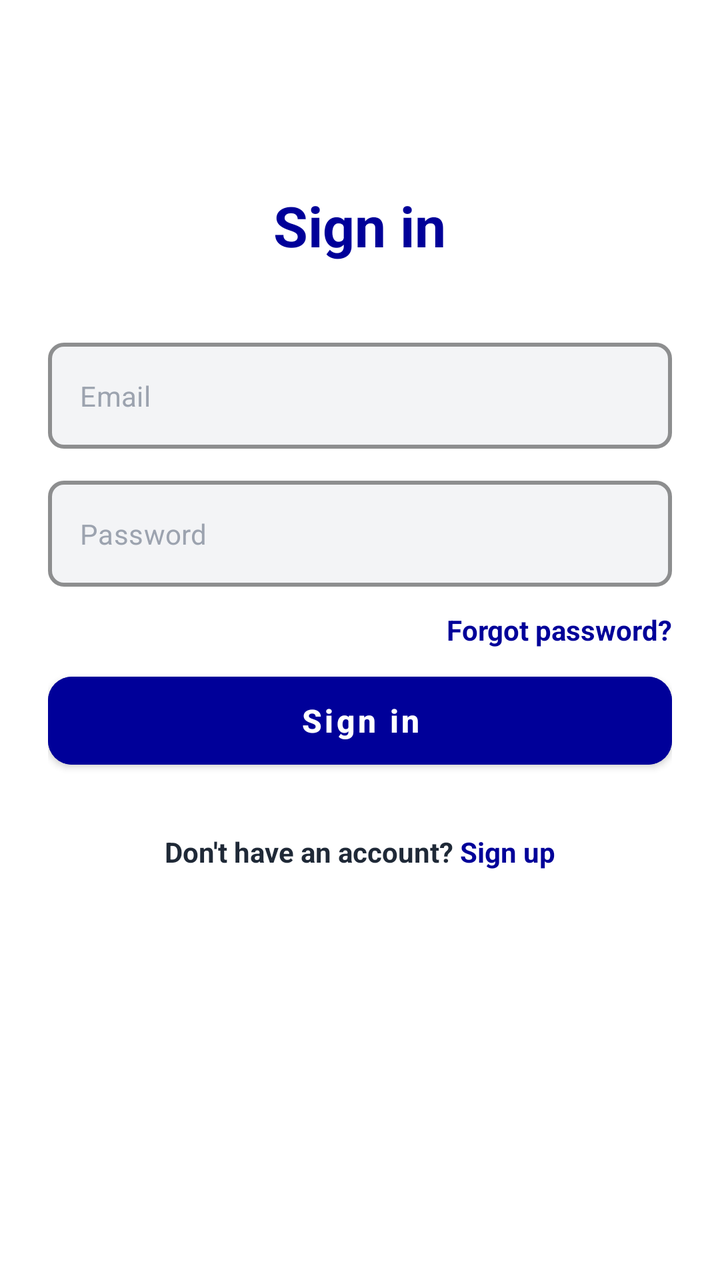
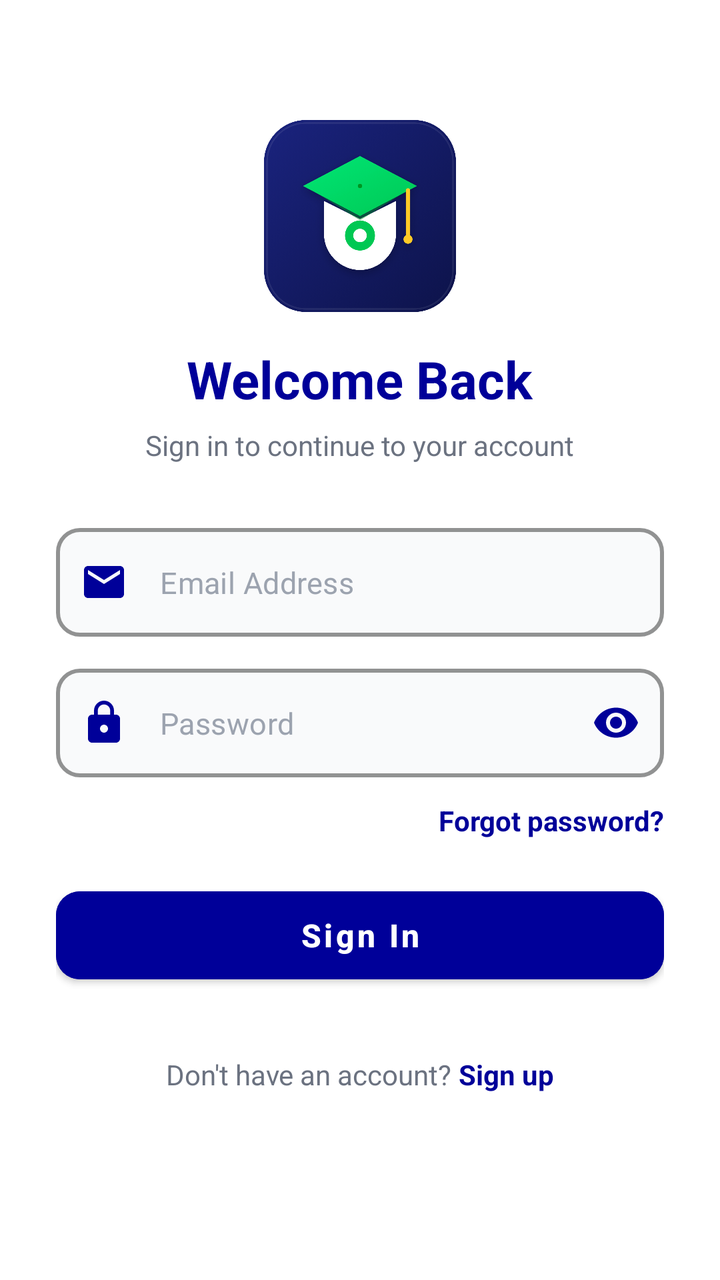

Compare the two renders of this Android layout. The source of the first and the diff that turns it into the second are given below.
<!-- AndroidManifest.xml: application theme Theme.OOPProject -->
<!-- res/layout/activity_sign_in_page.xml -->
<?xml version="1.0" encoding="utf-8"?>
<ScrollView xmlns:android="http://schemas.android.com/apk/res/android"
    xmlns:app="http://schemas.android.com/apk/res-auto"
    android:layout_width="match_parent"
    android:layout_height="match_parent"
    android:background="#FFFFFF"
    android:fillViewport="true"
    android:id="@+id/main">

    <LinearLayout
        android:layout_width="match_parent"
        android:layout_height="wrap_content"
        android:orientation="vertical"
        android:padding="24dp">

        
        <TextView
            android:id="@+id/tvTitle"
            android:layout_width="wrap_content"
            android:layout_height="wrap_content"
            android:layout_gravity="center_horizontal"
            android:layout_marginTop="70dp"
            android:text="Sign in"
            android:textColor="@color/dark_purple"
            android:textSize="28sp"
            android:textStyle="bold"/>

        
        <com.google.android.material.textfield.TextInputLayout
            android:id="@+id/tilEmail"
            style="@style/Widget.MaterialComponents.TextInputLayout.OutlinedBox"
            android:layout_width="match_parent"
            android:layout_height="wrap_content"
            android:layout_marginTop="40dp"
            app:boxBackgroundColor="#F3F4F6"
            app:boxStrokeColor="@color/dark_purple"
            app:boxStrokeWidth="2dp"
            app:boxCornerRadiusTopStart="8dp"
            app:boxCornerRadiusTopEnd="8dp"
            app:boxCornerRadiusBottomStart="8dp"
            app:boxCornerRadiusBottomEnd="8dp"
            app:hintEnabled="false">

            <com.google.android.material.textfield.TextInputEditText
                android:id="@+id/etEmail"
                android:layout_width="match_parent"
                android:layout_height="wrap_content"
                android:hint="Email"
                android:inputType="textEmailAddress"
                android:textColor="#1F2937"
                android:textColorHint="#9CA3AF"
                android:textSize="14sp"/>
        </com.google.android.material.textfield.TextInputLayout>

        
        <com.google.android.material.textfield.TextInputLayout
            android:id="@+id/tilPassword"
            style="@style/Widget.MaterialComponents.TextInputLayout.OutlinedBox"
            android:layout_width="match_parent"
            android:layout_height="wrap_content"
            android:layout_marginTop="16dp"
            app:boxBackgroundColor="#F3F4F6"
            app:boxStrokeColor="@color/dark_purple"
            app:boxStrokeWidth="2dp"
            app:boxCornerRadiusTopStart="8dp"
            app:boxCornerRadiusTopEnd="8dp"
            app:boxCornerRadiusBottomStart="8dp"
            app:boxCornerRadiusBottomEnd="8dp"
            app:hintEnabled="false">

            <com.google.android.material.textfield.TextInputEditText
                android:id="@+id/etPassword"
                android:layout_width="match_parent"
                android:layout_height="wrap_content"
                android:hint="Password"
                android:inputType="textPassword"
                android:textColor="#1F2937"
                android:textColorHint="#9CA3AF"
                android:textSize="14sp"/>
        </com.google.android.material.textfield.TextInputLayout>

        
        <TextView
            android:id="@+id/tvForgotPassword"
            android:layout_width="wrap_content"
            android:layout_height="wrap_content"
            android:layout_gravity="end"
            android:layout_marginTop="12dp"
            android:text="Forgot password?"
            android:textColor="@color/dark_purple"
            android:textSize="14sp"
            android:textStyle="bold"/>

        
        <ProgressBar
            android:id="@+id/progressBar"
            android:layout_width="wrap_content"
            android:layout_height="wrap_content"
            android:layout_gravity="center_horizontal"
            android:layout_marginTop="24dp"
            android:indeterminateTint="@color/dark_purple"
            android:visibility="gone"/>

        <com.google.android.material.button.MaterialButton
            android:id="@+id/btnSignIn"
            android:layout_width="match_parent"
            android:layout_height="56dp"
            android:layout_marginTop="8dp"
            android:backgroundTint="@color/dark_purple"
            android:text="Sign in"
            android:textAllCaps="false"
            android:textColor="#FFFFFF"
            android:textSize="16sp"
            android:textStyle="bold"
            app:cornerRadius="12dp"/>

        
        <LinearLayout
            android:id="@+id/layoutSignUpPrompt"
            android:layout_width="wrap_content"
            android:layout_height="wrap_content"
            android:layout_gravity="center_horizontal"
            android:layout_marginTop="28dp"
            android:orientation="horizontal">

            <TextView
                android:layout_width="wrap_content"
                android:layout_height="wrap_content"
                android:text="Don't have an account? "
                android:textColor="#1F2937"
                android:textSize="14sp"
                android:textStyle="bold"/>

            <TextView
                android:id="@+id/tvSignUp"
                android:layout_width="wrap_content"
                android:layout_height="wrap_content"
                android:text="Sign up"
                android:textColor="@color/dark_purple"
                android:textSize="14sp"
                android:textStyle="bold"/>
        </LinearLayout>

    </LinearLayout>
</ScrollView>
<!-- resources referenced by this layout -->
<resources>
  <color name="dark_purple">#FF000099</color>
  <style name="Theme.OOPProject" parent="Theme.MaterialComponents.DayNight.NoActionBar">
          
          <item name="colorPrimary">@color/purple_500</item>
          <item name="colorPrimaryVariant">@color/purple_700</item>
          <item name="colorOnPrimary">@color/white</item>
          
          <item name="colorSecondary">@color/teal_200</item>
          <item name="colorSecondaryVariant">@color/teal_700</item>
          <item name="colorOnSecondary">@color/black</item>
          
          <item name="android:statusBarColor">?attr/colorPrimaryVariant</item>
          
      </style>
  <color name="purple_500">#FF6200EE</color>
  <color name="purple_700">#FF3700B3</color>
  <color name="white">#FFFFFFFF</color>
  <color name="teal_200">#FF03DAC5</color>
  <color name="teal_700">#FF018786</color>
  <color name="black">#FF000000</color>
</resources>

<!-- the commit's change to res/layout/activity_sign_in_page.xml (unified diff, before → after) -->
@@ -1,17 +1,28 @@
 <?xml version="1.0" encoding="utf-8"?>
 <ScrollView xmlns:android="http://schemas.android.com/apk/res/android"
     xmlns:app="http://schemas.android.com/apk/res-auto"
+    android:id="@+id/main"
     android:layout_width="match_parent"
     android:layout_height="match_parent"
     android:background="#FFFFFF"
-    android:fillViewport="true"
-    android:id="@+id/main">
+    android:fillViewport="true">
 
     <LinearLayout
         android:layout_width="match_parent"
         android:layout_height="wrap_content"
         android:orientation="vertical"
-        android:padding="24dp">
+        android:padding="28dp">
+
+        
+        <ImageView
+            android:id="@+id/ivAppLogo"
+            android:layout_width="96dp"
+            android:layout_height="96dp"
+            android:layout_gravity="center_horizontal"
+            android:layout_marginTop="32dp"
+            android:contentDescription="App Logo"
+            android:scaleType="fitCenter"
+            android:src="@drawable/app_logo" />
 
         
         <TextView
@@ -19,11 +30,21 @@
             android:layout_width="wrap_content"
             android:layout_height="wrap_content"
             android:layout_gravity="center_horizontal"
-            android:layout_marginTop="70dp"
-            android:text="Sign in"
+            android:layout_marginTop="16dp"
+            android:text="Welcome Back"
             android:textColor="@color/dark_purple"
-            android:textSize="28sp"
-            android:textStyle="bold"/>
+            android:textSize="26sp"
+            android:textStyle="bold" />
+
+        
+        <TextView
+            android:layout_width="wrap_content"
+            android:layout_height="wrap_content"
+            android:layout_gravity="center_horizontal"
+            android:layout_marginTop="6dp"
+            android:text="Sign in to continue to your account"
+            android:textColor="#6B7280"
+            android:textSize="14sp" />
 
         
         <com.google.android.material.textfield.TextInputLayout
@@ -31,25 +52,27 @@
             style="@style/Widget.MaterialComponents.TextInputLayout.OutlinedBox"
             android:layout_width="match_parent"
             android:layout_height="wrap_content"
-            android:layout_marginTop="40dp"
-            app:boxBackgroundColor="#F3F4F6"
+            android:layout_marginTop="32dp"
+            app:boxBackgroundColor="#F9FAFB"
+            app:boxCornerRadiusBottomEnd="12dp"
+            app:boxCornerRadiusBottomStart="12dp"
+            app:boxCornerRadiusTopEnd="12dp"
+            app:boxCornerRadiusTopStart="12dp"
             app:boxStrokeColor="@color/dark_purple"
             app:boxStrokeWidth="2dp"
-            app:boxCornerRadiusTopStart="8dp"
-            app:boxCornerRadiusTopEnd="8dp"
-            app:boxCornerRadiusBottomStart="8dp"
-            app:boxCornerRadiusBottomEnd="8dp"
-            app:hintEnabled="false">
+            app:hintEnabled="false"
+            app:startIconDrawable="@drawable/ic_email"
+            app:startIconTint="@color/dark_purple">
 
             <com.google.android.material.textfield.TextInputEditText
                 android:id="@+id/etEmail"
                 android:layout_width="match_parent"
                 android:layout_height="wrap_content"
-                android:hint="Email"
+                android:hint="Email Address"
                 android:inputType="textEmailAddress"
                 android:textColor="#1F2937"
                 android:textColorHint="#9CA3AF"
-                android:textSize="14sp"/>
+                android:textSize="15sp" />
         </com.google.android.material.textfield.TextInputLayout>
 
         
@@ -59,14 +82,18 @@
             android:layout_width="match_parent"
             android:layout_height="wrap_content"
             android:layout_marginTop="16dp"
-            app:boxBackgroundColor="#F3F4F6"
+            app:boxBackgroundColor="#F9FAFB"
+            app:boxCornerRadiusBottomEnd="12dp"
+            app:boxCornerRadiusBottomStart="12dp"
+            app:boxCornerRadiusTopEnd="12dp"
+            app:boxCornerRadiusTopStart="12dp"
             app:boxStrokeColor="@color/dark_purple"
             app:boxStrokeWidth="2dp"
-            app:boxCornerRadiusTopStart="8dp"
-            app:boxCornerRadiusTopEnd="8dp"
-            app:boxCornerRadiusBottomStart="8dp"
-            app:boxCornerRadiusBottomEnd="8dp"
-            app:hintEnabled="false">
+            app:endIconMode="password_toggle"
+            app:endIconTint="@color/dark_purple"
+            app:hintEnabled="false"
+            app:startIconDrawable="@drawable/ic_lock"
+            app:startIconTint="@color/dark_purple">
 
             <com.google.android.material.textfield.TextInputEditText
                 android:id="@+id/etPassword"
@@ -76,7 +103,7 @@
                 android:inputType="textPassword"
                 android:textColor="#1F2937"
                 android:textColorHint="#9CA3AF"
-                android:textSize="14sp"/>
+                android:textSize="15sp" />
         </com.google.android.material.textfield.TextInputLayout>
 
         
@@ -89,7 +116,7 @@
             android:text="Forgot password?"
             android:textColor="@color/dark_purple"
             android:textSize="14sp"
-            android:textStyle="bold"/>
+            android:textStyle="bold" />
 
         
         <ProgressBar
@@ -97,22 +124,23 @@
             android:layout_width="wrap_content"
             android:layout_height="wrap_content"
             android:layout_gravity="center_horizontal"
-            android:layout_marginTop="24dp"
+            android:layout_marginTop="20dp"
             android:indeterminateTint="@color/dark_purple"
-            android:visibility="gone"/>
+            android:visibility="gone" />
 
+        
         <com.google.android.material.button.MaterialButton
             android:id="@+id/btnSignIn"
             android:layout_width="match_parent"
             android:layout_height="56dp"
-            android:layout_marginTop="8dp"
+            android:layout_marginTop="20dp"
             android:backgroundTint="@color/dark_purple"
-            android:text="Sign in"
+            android:text="Sign In"
             android:textAllCaps="false"
             android:textColor="#FFFFFF"
             android:textSize="16sp"
             android:textStyle="bold"
-            app:cornerRadius="12dp"/>
+            app:cornerRadius="12dp" />
 
         
         <LinearLayout
@@ -120,16 +148,15 @@
             android:layout_width="wrap_content"
             android:layout_height="wrap_content"
             android:layout_gravity="center_horizontal"
-            android:layout_marginTop="28dp"
+            android:layout_marginTop="32dp"
             android:orientation="horizontal">
 
             <TextView
                 android:layout_width="wrap_content"
                 android:layout_height="wrap_content"
                 android:text="Don't have an account? "
-                android:textColor="#1F2937"
-                android:textSize="14sp"
-                android:textStyle="bold"/>
+                android:textColor="#6B7280"
+                android:textSize="14sp" />
 
             <TextView
                 android:id="@+id/tvSignUp"
@@ -138,7 +165,7 @@
                 android:text="Sign up"
                 android:textColor="@color/dark_purple"
                 android:textSize="14sp"
-                android:textStyle="bold"/>
+                android:textStyle="bold" />
         </LinearLayout>
 
     </LinearLayout>
<!-- resource entries referenced after the edit -->
@@ -1,6 +1,27 @@
 <!-- resources referenced by this layout -->
 <resources>
   <color name="dark_purple">#FF000099</color>
+  <!-- drawable app_logo: png bitmap (drawable, 403426 bytes) -->
+  <!-- drawable ic_email (drawable) -->
+  <vector xmlns:android="http://schemas.android.com/apk/res/android"
+      android:width="24dp"
+      android:height="24dp"
+      android:viewportWidth="24"
+      android:viewportHeight="24">
+    <path
+        android:fillColor="#FF000000"
+        android:pathData="M20,4H4c-1.1,0 -1.99,0.9 -1.99,2L2,18c0,1.1 0.9,2 2,2h16c1.1,0 2,-0.9 2,-2V6c0,-1.1 -0.9,-2 -2,-2zm0,4l-8,5 -8,-5V6l8,5 8,-5v2z"/>
+  </vector>
+  <!-- drawable ic_lock (drawable) -->
+  <vector xmlns:android="http://schemas.android.com/apk/res/android"
+      android:width="24dp"
+      android:height="24dp"
+      android:viewportWidth="24"
+      android:viewportHeight="24">
+    <path
+        android:fillColor="#FF000000"
+        android:pathData="M18,8h-1V6c0,-2.76 -2.24,-5 -5,-5S7,3.24 7,6v2H6c-1.1,0 -2,0.9 -2,2v10c0,1.1 0.9,2 2,2h12c1.1,0 2,-0.9 2,-2V10c0,-1.1 -0.9,-2 -2,-2zm-6,9c-1.1,0 -2,-0.9 -2,-2s0.9,-2 2,-2 2,0.9 2,2 -0.9,2 -2,2zm3.1,-9H8.9V6c0,-1.71 1.39,-3.1 3.1,-3.1 1.71,0 3.1,1.39 3.1,3.1v2z"/>
+  </vector>
   <style name="Theme.OOPProject" parent="Theme.MaterialComponents.DayNight.NoActionBar">
           
           <item name="colorPrimary">@color/purple_500</item>
